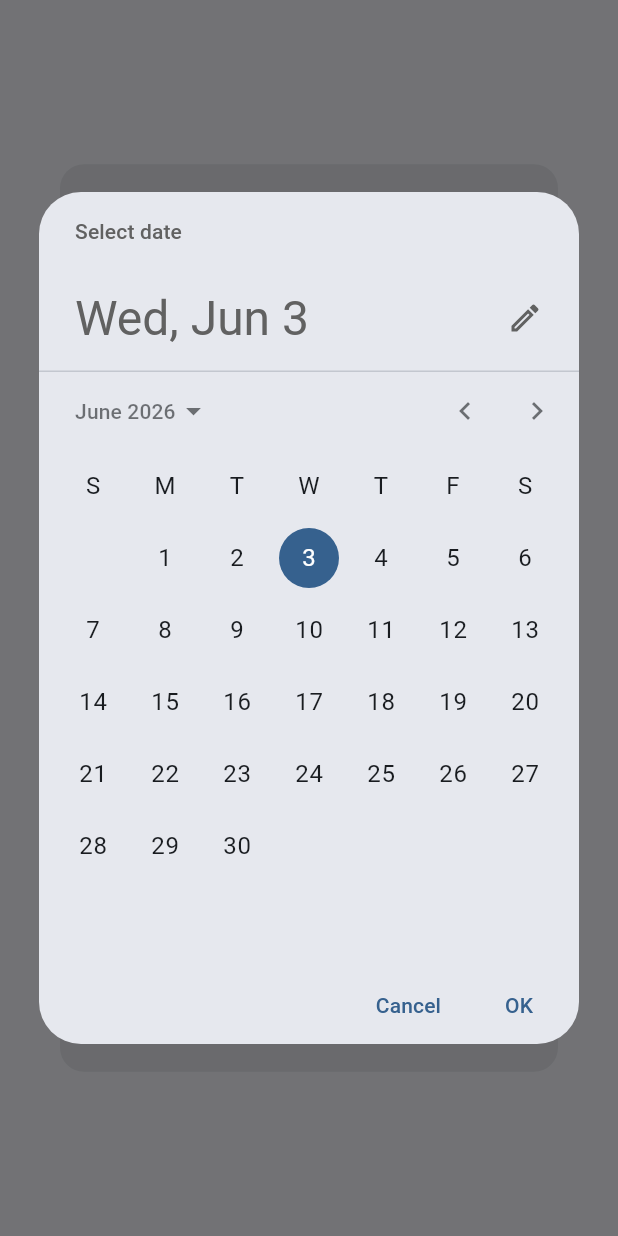
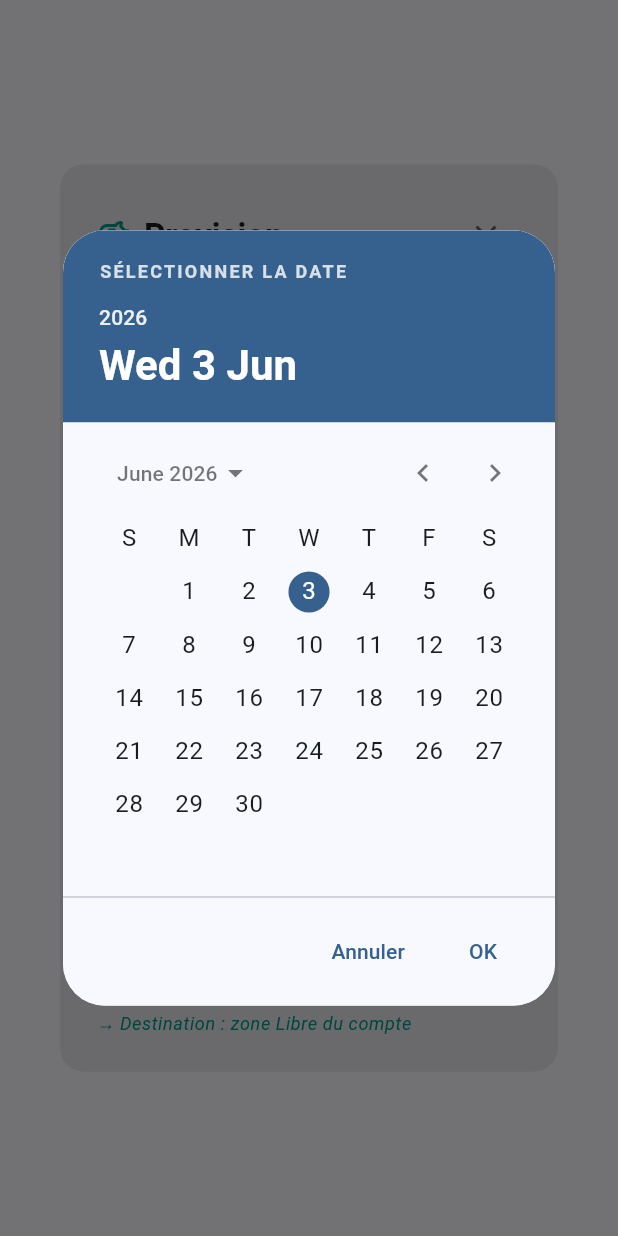
Before and after one commit to Stanworld80/finance-manager-2026, a Flutter app: the ProvisionDialog widget shown alone on an empty page, opened directly, after a tap on "Date", on a phone screen of 412 x 824 dp. Run offline on Flutter 3.47's test engine with Material 3 defaults, Android fonts, the phone set to English and light mode, and no system bars; our stand-ins replace cloud_firestore, csv, file_picker, firebase_auth, firebase_core, flutter_riverpod and 7 more; missing offline and left inert: excel, firebase_ui_auth, firebase_ui_oauth_google; accounts and stored records are empty; generated files the repository leaves out were written again.

Commit message:
feat: add last used date picker button to all datepickers

```diff
--- /dev/null
+++ b/lib/core/presentation/widgets/custom_date_picker.dart
@@ -0,0 +1,243 @@
+import 'package:flutter/material.dart';
+import 'package:intl/intl.dart';
+import 'package:shared_preferences/shared_preferences.dart';
+
+class LastUsedDateTracker {
+  static const String _prefKey = 'last_used_datepicker_date';
+  static DateTime? _inMemoryCache;
+
+  static Future<DateTime?> getLastUsedDate() async {
+    if (_inMemoryCache != null) {
+      return _inMemoryCache;
+    }
+    try {
+      final prefs = await SharedPreferences.getInstance();
+      final isoString = prefs.getString(_prefKey);
+      if (isoString != null) {
+        _inMemoryCache = DateTime.parse(isoString);
+        return _inMemoryCache;
+      }
+    } catch (e) {
+      debugPrint('Error reading last used date: $e');
+    }
+    return null;
+  }
+
+  static Future<void> saveLastUsedDate(DateTime date) async {
+    _inMemoryCache = date;
+    try {
+      final prefs = await SharedPreferences.getInstance();
+      await prefs.setString(_prefKey, date.toIso8601String());
+    } catch (e) {
+      debugPrint('Error saving last used date: $e');
+    }
+  }
+}
+
+class CustomDatePickerDialog extends StatefulWidget {
+  final DateTime initialDate;
+  final DateTime firstDate;
+  final DateTime lastDate;
+  final String? helpText;
+  final String? cancelText;
+  final String? confirmText;
+
+  const CustomDatePickerDialog({
+    super.key,
+    required this.initialDate,
+    required this.firstDate,
+    required this.lastDate,
+    this.helpText,
+    this.cancelText,
+    this.confirmText,
+  });
+
+  @override
+  State<CustomDatePickerDialog> createState() => _CustomDatePickerDialogState();
+}
+
+class _CustomDatePickerDialogState extends State<CustomDatePickerDialog> {
+  late DateTime _selectedDate;
+  DateTime? _lastUsedDate;
+  bool _isLoadingLastUsed = true;
+
+  @override
+  void initState() {
+    super.initState();
+    _selectedDate = widget.initialDate;
+    _loadLastUsedDate();
+  }
+
+  Future<void> _loadLastUsedDate() async {
+    final date = await LastUsedDateTracker.getLastUsedDate();
+    if (mounted) {
+      setState(() {
+        _lastUsedDate = date;
+        _isLoadingLastUsed = false;
+      });
+    }
+  }
+
+  @override
+  Widget build(BuildContext context) {
+    final theme = Theme.of(context);
+    final locale = Localizations.localeOf(context);
+
+    final headerDateText = DateFormat('EEE d MMM', locale.toString()).format(_selectedDate);
+    final headerYearText = DateFormat('yyyy', locale.toString()).format(_selectedDate);
+
+    return Dialog(
+      shape: RoundedRectangleBorder(
+        borderRadius: BorderRadius.circular(28.0),
+      ),
+      clipBehavior: Clip.antiAlias,
+      elevation: 6,
+      child: Container(
+        width: 328,
+        color: theme.colorScheme.surface,
+        child: SingleChildScrollView(
+          child: Column(
+            mainAxisSize: MainAxisSize.min,
+            crossAxisAlignment: CrossAxisAlignment.stretch,
+            children: [
+              // Beautiful Header (Material style)
+              Container(
+                padding: const EdgeInsets.symmetric(horizontal: 24.0, vertical: 20.0),
+                color: theme.colorScheme.primary,
+                child: Column(
+                  crossAxisAlignment: CrossAxisAlignment.start,
+                  children: [
+                    Text(
+                      widget.helpText ?? "SÉLECTIONNER LA DATE",
+                      style: theme.textTheme.labelMedium?.copyWith(
+                        color: theme.colorScheme.onPrimary.withValues(alpha: 0.8),
+                        fontWeight: FontWeight.bold,
+                        letterSpacing: 1.5,
+                      ),
+                    ),
+                    const SizedBox(height: 12),
+                    Text(
+                      headerYearText,
+                      style: theme.textTheme.labelLarge?.copyWith(
+                        color: theme.colorScheme.onPrimary.withValues(alpha: 0.9),
+                      ),
+                    ),
+                    const SizedBox(height: 4),
+                    Text(
+                      headerDateText,
+                      style: theme.textTheme.headlineMedium?.copyWith(
+                        color: theme.colorScheme.onPrimary,
+                        fontWeight: FontWeight.bold,
+                      ),
+                    ),
+                  ],
+                ),
+              ),
+              // Calendar picker
+              Padding(
+                padding: const EdgeInsets.symmetric(horizontal: 12.0, vertical: 8.0),
+                child: SizedBox(
+                  height: 300,
+                  child: CalendarDatePicker(
+                    key: ValueKey(_selectedDate),
+                    initialDate: _selectedDate,
+                    firstDate: widget.firstDate,
+                    lastDate: widget.lastDate,
+                    onDateChanged: (date) {
+                      setState(() {
+                        _selectedDate = date;
+                      });
+                    },
+                  ),
+                ),
+              ),
+              const Divider(height: 1),
+              // Action buttons
+              Padding(
+                padding: const EdgeInsets.symmetric(horizontal: 16.0, vertical: 12.0),
+                child: Row(
+                  mainAxisAlignment: MainAxisAlignment.spaceBetween,
+                  children: [
+                    // Last used date button on the bottom left
+                    if (!_isLoadingLastUsed && _lastUsedDate != null)
+                      TextButton.icon(
+                        style: TextButton.styleFrom(
+                          padding: const EdgeInsets.symmetric(horizontal: 8, vertical: 4),
+                          tapTargetSize: MaterialTapTargetSize.shrinkWrap,
+                        ),
+                        onPressed: () {
+                          // Make sure last used date is within firstDate and lastDate range
+                          DateTime targetDate = _lastUsedDate!;
+                          if (targetDate.isBefore(widget.firstDate)) {
+                            targetDate = widget.firstDate;
+                          } else if (targetDate.isAfter(widget.lastDate)) {
+                            targetDate = widget.lastDate;
+                          }
+                          setState(() {
+                            _selectedDate = targetDate;
+                          });
+                        },
+                        icon: const Icon(Icons.history, size: 16),
+                        label: Text(
+                          DateFormat('dd/MM/yyyy').format(_lastUsedDate!),
+                          style: TextStyle(
+                            fontWeight: FontWeight.bold,
+                            color: theme.colorScheme.secondary,
+                          ),
+                        ),
+                      )
+                    else
+                      const SizedBox.shrink(),
+
+                    // Cancel & OK buttons on the right
+                    Row(
+                      mainAxisSize: MainAxisSize.min,
+                      children: [
+                        TextButton(
+                          onPressed: () => Navigator.pop(context, null),
+                          child: Text(widget.cancelText ?? "Annuler"),
+                        ),
+                        const SizedBox(width: 8),
+                        TextButton(
+                          onPressed: () {
+                            LastUsedDateTracker.saveLastUsedDate(_selectedDate);
+                            Navigator.pop(context, _selectedDate);
+                          },
+                          child: Text(widget.confirmText ?? "OK"),
+                        ),
+                      ],
+                    ),
+                  ],
+                ),
+              ),
+            ],
+          ),
+        ),
+      ),
+    );
+  }
+}
+
+Future<DateTime?> showCustomDatePicker({
+  required BuildContext context,
+  required DateTime initialDate,
+  required DateTime firstDate,
+  required DateTime lastDate,
+  String? helpText,
+  String? cancelText,
+  String? confirmText,
+}) async {
+  return showDialog<DateTime>(
+    context: context,
+    builder: (BuildContext context) {
+      return CustomDatePickerDialog(
+        initialDate: initialDate,
+        firstDate: firstDate,
+        lastDate: lastDate,
+        helpText: helpText,
+        cancelText: cancelText,
+        confirmText: confirmText,
+      );
+    },
+  );
+}
--- a/lib/features/projects/presentation/projects_dashboard_screen.dart
+++ b/lib/features/projects/presentation/projects_dashboard_screen.dart
@@ -5,6 +5,7 @@ import '../../projects/data/project_providers.dart';
 import '../../projects/domain/financial_project_model.dart';
 import 'package:intl/intl.dart';
 import '../application/project_service.dart';
+import '../../../core/presentation/widgets/custom_date_picker.dart';
 
 class ProjectsDashboardScreen extends ConsumerWidget {
   const ProjectsDashboardScreen({super.key});
@@ -221,7 +222,7 @@ class _CreateProjectDialogState extends ConsumerState<_CreateProjectDialog> {
               ),
               trailing: const Icon(Icons.calendar_today),
               onTap: () async {
-                final picked = await showDatePicker(
+                final picked = await showCustomDatePicker(
                   context: context,
                   initialDate: DateTime.now().add(const Duration(days: 30)),
                   firstDate: DateTime.now(),
--- a/lib/features/transactions/presentation/add_recurrence_page.dart
+++ b/lib/features/transactions/presentation/add_recurrence_page.dart
@@ -6,6 +6,7 @@ import 'package:finance_manager_2026/features/accounts/domain/account_models.dar
 import 'package:finance_manager_2026/features/transactions/application/recurring_transaction_service.dart';
 import 'package:finance_manager_2026/features/transactions/domain/recurring_transaction_model.dart';
 import 'package:finance_manager_2026/features/transactions/domain/transaction_model.dart';
+import 'package:finance_manager_2026/core/presentation/widgets/custom_date_picker.dart';
 
 class AddRecurrencePage extends ConsumerStatefulWidget {
   final RecurringTransaction? recurrenceToEdit;
@@ -227,7 +228,7 @@ class _AddRecurrencePageState extends ConsumerState<AddRecurrencePage> {
                 const SizedBox(height: 16),
                 InkWell(
                   onTap: () async {
-                    final picked = await showDatePicker(
+                    final picked = await showCustomDatePicker(
                       context: context,
                       initialDate: _startDate,
                       firstDate: DateTime(2000),
--- a/lib/features/transactions/presentation/add_transaction_page.dart
+++ b/lib/features/transactions/presentation/add_transaction_page.dart
@@ -10,6 +10,7 @@ import '../domain/recurring_transaction_model.dart';
 import '../../accounts/application/account_service.dart';
 import '../../../../core/presentation/utils/decimal_text_input_formatter.dart';
 import '../../../../core/presentation/utils/dialog_utils.dart';
+import '../../../../core/presentation/widgets/custom_date_picker.dart';
 import 'widgets/searchable_account_selector.dart';
 
 import 'models/transaction_ui_models.dart';
@@ -651,7 +652,7 @@ class _AddTransactionPageState extends ConsumerState<AddTransactionPage> {
                       subtitle: Text("${_date.toLocal()}".split(' ')[0]),
                       trailing: const Icon(Icons.calendar_today),
                       onTap: () async {
-                        final picked = await showDatePicker(
+                        final picked = await showCustomDatePicker(
                           context: context,
                           initialDate: _date,
                           firstDate: DateTime(2020),
@@ -752,7 +753,7 @@ class _AddTransactionPageState extends ConsumerState<AddTransactionPage> {
                             ],
                           ),
                           onTap: () async {
-                            final picked = await showDatePicker(
+                            final picked = await showCustomDatePicker(
                               context: context,
                               initialDate:
                                   _endDate ??
--- a/lib/features/transactions/presentation/widgets/provision_dialog.dart
+++ b/lib/features/transactions/presentation/widgets/provision_dialog.dart
@@ -5,6 +5,7 @@ import '../../../accounts/domain/account_models.dart';
 import '../../application/transaction_service.dart';
 import '../../../../../core/presentation/utils/decimal_text_input_formatter.dart';
 import '../../../../../core/presentation/utils/dialog_utils.dart';
+import '../../../../../core/presentation/widgets/custom_date_picker.dart';
 import '../models/transaction_ui_models.dart';
 import '../../domain/transaction_model.dart';
 import 'searchable_account_selector.dart';
@@ -292,7 +293,7 @@ class _ProvisionDialogState extends ConsumerState<ProvisionDialog> {
                           title: const Text('Date'),
                           subtitle: Text('${_date.toLocal()}'.split(' ')[0]),
                           onTap: () async {
-                            final picked = await showDatePicker(
+                            final picked = await showCustomDatePicker(
                               context: context,
                               initialDate: _date,
                               firstDate: DateTime(2020),
```
